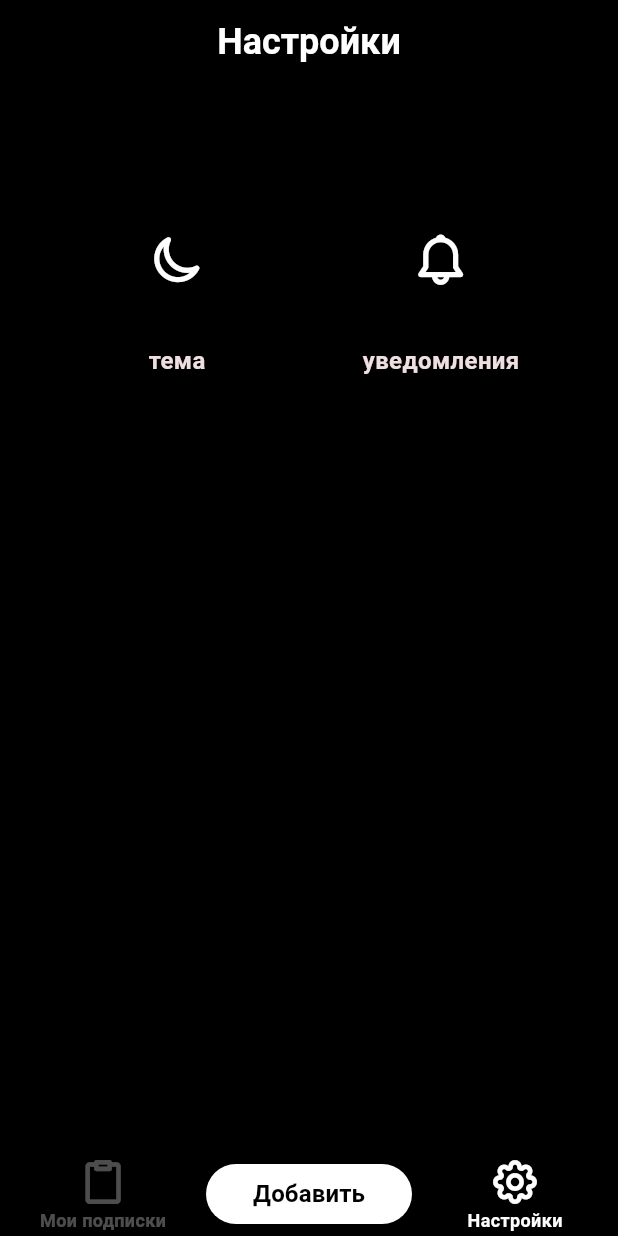
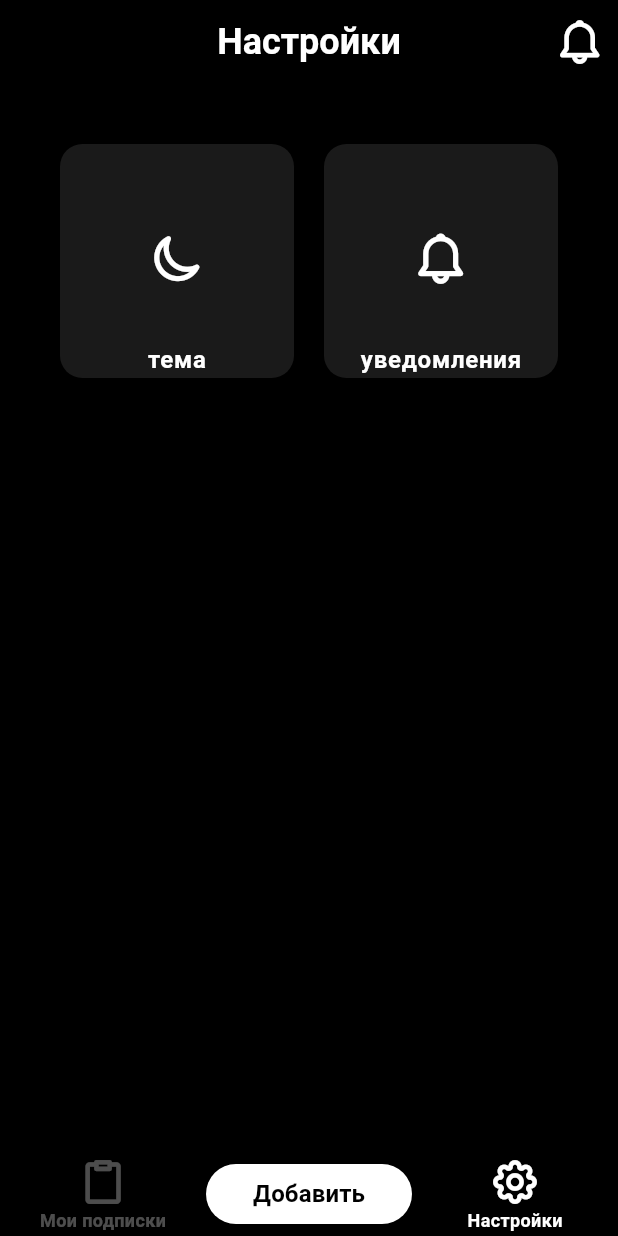
Before and after one commit to prosnake1/sub_notifier_app, a Flutter app: the SettingsScreen screen opened by its route, after a tap on "тема", on a phone screen of 412 x 824 dp. Run offline on Flutter 3.47's test engine with Material 3 defaults, Android fonts, the phone set to English and light mode, and no system bars; our stand-ins replace flutter_bloc, get_it, go_router, shared_preferences, talker_flutter; missing offline and left inert: slang; accounts and stored records are empty; generated files the repository leaves out were written again; Roboto replaces fonts that are missing (Arial); project files that could hold a hidden picture were left out.

Commit message:
Notification Color and Theme Fix

```diff
--- a/lib/features/settings/widgets/settings_button.dart
+++ b/lib/features/settings/widgets/settings_button.dart
@@ -2,13 +2,13 @@ import 'package:flutter/material.dart';
 import 'package:sub_notifier_app/domain/repositories/user/user_repository.dart';
 import 'package:sub_notifier_app/extensions/extensions.dart';
 import 'package:sub_notifier_app/locator/di.dart';
+import 'package:sub_notifier_app/theme/theme.dart';
 import 'package:sub_notifier_app/theme/theme_colors.dart';
-import 'package:sub_notifier_app/theme/theme_typography.dart';
 
 class SettingsButton extends StatefulWidget {
   const SettingsButton({
     super.key,
-    required this.preferenceKey,
+    this.preferenceKey = '',
     required this.icon,
     this.disabledIcon,
     required this.text,
@@ -49,7 +49,9 @@ class _SettingsButtonState extends State<SettingsButton> {
       borderRadius: BorderRadius.circular(15),
       child: Container(
         decoration: BoxDecoration(
-          color: ThemeColors.textIconExtraLow,
+          color: (Theme.of(context).brightness == Brightness.dark)
+              ? ThemeColors.textIconPrimaryExtraLow
+              : ThemeColors.textIconExtraLow,
           borderRadius: BorderRadius.circular(15),
         ),
         child: Column(
@@ -64,7 +66,7 @@ class _SettingsButtonState extends State<SettingsButton> {
             ),
             Text(
               widget.text,
-              style: ThemeTypography.bodyLarge,
+              style: Theme.of(context).textTheme.bodyLarge,
             ),
           ],
         ),
@@ -74,6 +76,7 @@ class _SettingsButtonState extends State<SettingsButton> {
 
   Future<void> _getStatus() async {
     final prefs = _userRepository.preferences;
+
     final value = prefs.getBool(widget.preferenceKey) ?? false;
     if (widget.disabledIcon != null) {
       setState(() {
--- a/lib/theme/theme_colors.dart
+++ b/lib/theme/theme_colors.dart
@@ -12,6 +12,7 @@ class ThemeColors {
   static const Color textIconPrimaryDefault = ThemePalette.white100;
   static const Color textIconPrimaryMed = ThemePalette.white80;
   static const Color textIconPrimaryLow = ThemePalette.white30;
+  static const Color textIconPrimaryExtraLow = ThemePalette.white10;
 
   static const Color appBarDefault = ThemePalette.secondary;
 }
--- a/lib/theme/theme_data.dart
+++ b/lib/theme/theme_data.dart
@@ -27,7 +27,6 @@ class AppTheme {
       brightness: Brightness.light,
       colorScheme: ColorScheme.fromSeed(
         seedColor: Colors.white,
-        secondary: Colors.black,
         brightness: Brightness.light,
       ),
       fontFamily: 'Arial',
@@ -65,13 +64,16 @@ class AppTheme {
       brightness: Brightness.dark,
       colorScheme: ColorScheme.fromSeed(
         seedColor: Colors.black,
-        secondary: Colors.white,
         brightness: Brightness.dark,
       ),
       fontFamily: 'Arial',
-      textTheme: _textTheme,
+      textTheme: _textTheme.apply(
+        bodyColor: Colors.white,
+        displayColor: Colors.white,
+        decorationColor: Colors.white,
+      ),
       useMaterial3: true,
-      scaffoldBackgroundColor: ThemeColors.textIconDefault,
+      scaffoldBackgroundColor: Colors.black,
       appBarTheme: AppBarTheme(
         backgroundColor: Colors.black,
         titleTextStyle: ThemeTypography.headlineSmall.copyWith(
--- a/lib/widgets/sn_appbar.dart
+++ b/lib/widgets/sn_appbar.dart
@@ -20,7 +20,10 @@ class SnAppBar extends StatelessWidget implements PreferredSizeWidget {
           ? []
           : [
               SnIconButton(
-                icon: Icon(SnIcons.notification),
+                icon: Icon(
+                  SnIcons.notification,
+                  color: Theme.of(context).iconTheme.color,
+                ),
                 onTap: () {},
               ),
             ],
--- a/lib/widgets/sn_icon_button.dart
+++ b/lib/widgets/sn_icon_button.dart
@@ -21,7 +21,6 @@ class SnIconButton extends StatelessWidget {
     return IconButton(
       icon: icon,
       onPressed: onTap,
-      color: color,
       iconSize: _getIconSize(),
     );
   }
```
